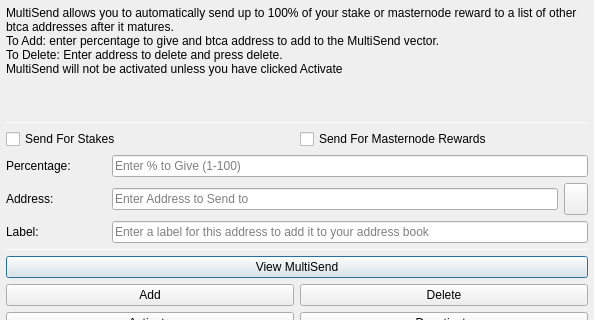
The window that src/qt/forms/multisenddialog.ui (bitcoinrub/btcr) describes before a commit, drawn with Qt 5; both pictures show x 0 to 594 and y 0 to 320 of the 594 by 526 pixel window.
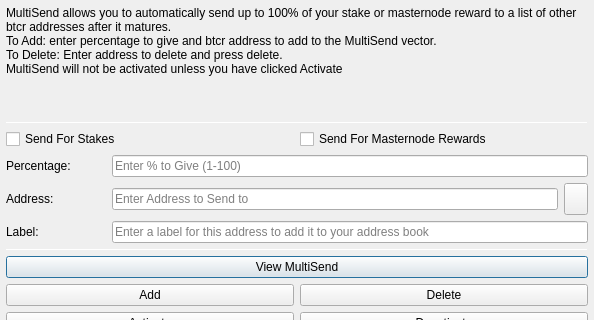
The same window after the commit. Icons and pictures are not drawn.

```diff
--- a/src/qt/forms/multisenddialog.ui
+++ b/src/qt/forms/multisenddialog.ui
@@ -37,8 +37,8 @@
         <number>1</number>
        </property>
        <property name="text">
-        <string>MultiSend allows you to automatically send up to 100% of your stake or masternode reward to a list of other btca addresses after it matures.
-To Add: enter percentage to give and btca address to add to the MultiSend vector.
+        <string>MultiSend allows you to automatically send up to 100% of your stake or masternode reward to a list of other btcr addresses after it matures.
+To Add: enter percentage to give and btcr address to add to the MultiSend vector.
 To Delete: Enter address to delete and press delete.
 MultiSend will not be activated unless you have clicked Activate</string>
        </property>
```
Left out of the diff: 4 changed lines with no effect on the pictures.
